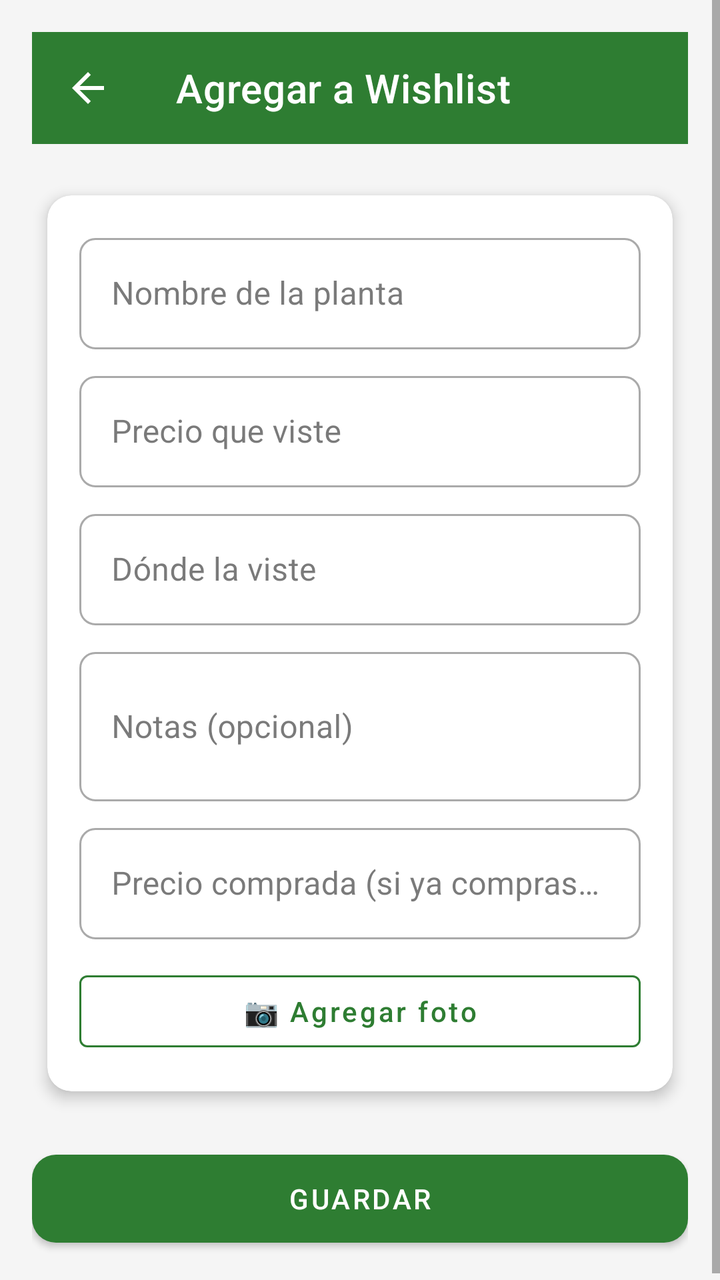
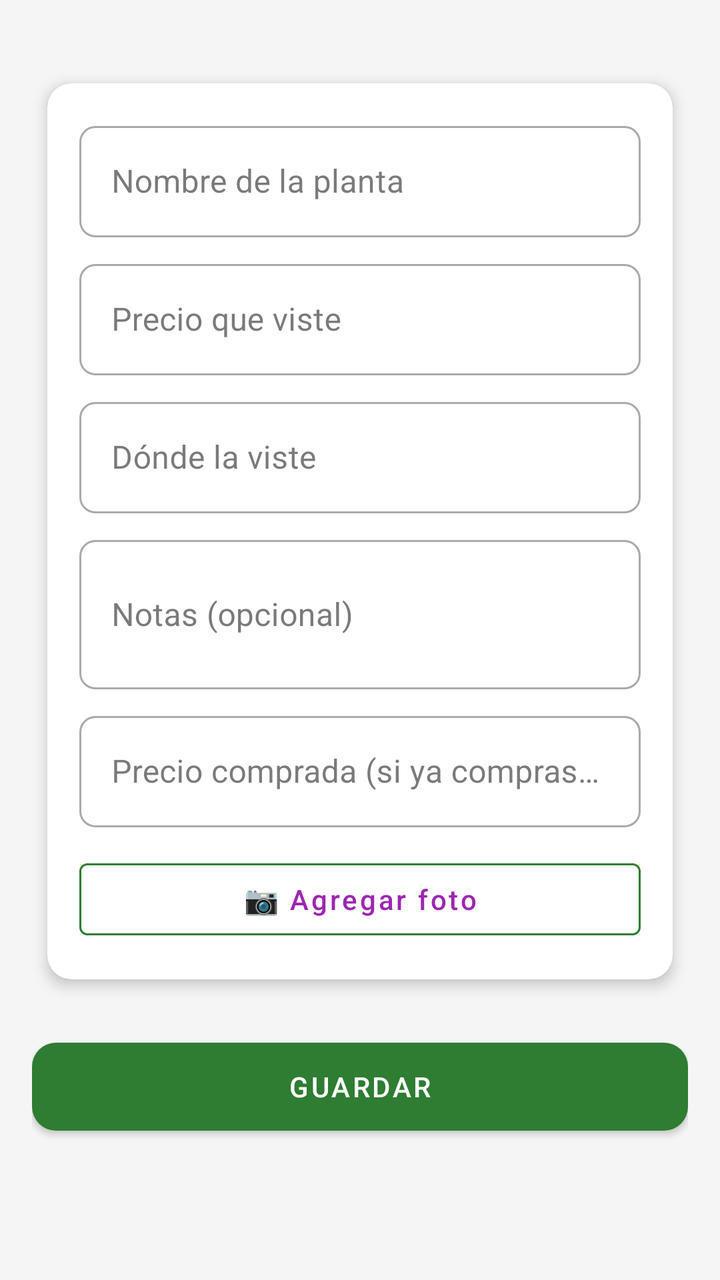

Before-and-after screenshots of an Android layout around one commit, followed by the original layout XML and the change that was made.
<!-- AndroidManifest.xml: application theme Theme.OasisCheck -->
<!-- res/layout/activity_agregar_wish.xml -->
<?xml version="1.0" encoding="utf-8"?>
<ScrollView xmlns:android="http://schemas.android.com/apk/res/android" xmlns:app="http://schemas.android.com/apk/res-auto" android:layout_width="match_parent" android:layout_height="match_parent" android:background="@color/background">
    <LinearLayout android:layout_width="match_parent" android:layout_height="wrap_content" android:orientation="vertical" android:padding="16dp">
        <com.google.android.material.appbar.MaterialToolbar android:id="@+id/toolbar" android:layout_width="match_parent" android:layout_height="?attr/actionBarSize" android:background="@color/green_primary" app:navigationIcon="@drawable/ic_back" app:title="@string/agregar_a_wishlist" app:titleTextColor="@color/white" app:navigationIconTint="@color/white"/>
        <androidx.cardview.widget.CardView style="@style/CardStyle" android:layout_width="match_parent" android:layout_height="wrap_content" android:layout_marginTop="16dp">
            <LinearLayout android:layout_width="match_parent" android:layout_height="wrap_content" android:orientation="vertical" android:padding="16dp">
                <com.google.android.material.textfield.TextInputLayout style="@style/InputStyle" android:layout_width="match_parent" android:layout_height="wrap_content" android:hint="@string/nombre_de_la_planta">
                    <com.google.android.material.textfield.TextInputEditText android:id="@+id/et_nombre" android:layout_width="match_parent" android:layout_height="wrap_content" android:inputType="textPersonName"/>
                </com.google.android.material.textfield.TextInputLayout>
                <com.google.android.material.textfield.TextInputLayout style="@style/InputStyle" android:layout_width="match_parent" android:layout_height="wrap_content" android:layout_marginTop="8dp" android:hint="@string/precio_que_viste" app:prefixText="$">
                    <com.google.android.material.textfield.TextInputEditText android:id="@+id/et_precio" android:layout_width="match_parent" android:layout_height="wrap_content" android:inputType="numberDecimal"/>
                </com.google.android.material.textfield.TextInputLayout>
                <com.google.android.material.textfield.TextInputLayout style="@style/InputStyle" android:layout_width="match_parent" android:layout_height="wrap_content" android:layout_marginTop="8dp" android:hint="@string/donde_la_viste">
                    <com.google.android.material.textfield.TextInputEditText android:id="@+id/et_lugar" android:layout_width="match_parent" android:layout_height="wrap_content" android:inputType="text"/>
                </com.google.android.material.textfield.TextInputLayout>
                <com.google.android.material.textfield.TextInputLayout style="@style/InputStyle" android:layout_width="match_parent" android:layout_height="wrap_content" android:layout_marginTop="8dp" android:hint="@string/notas_opcional">
                    <com.google.android.material.textfield.TextInputEditText android:id="@+id/et_notas" android:layout_width="match_parent" android:layout_height="wrap_content" android:inputType="textMultiLine" android:minLines="2"/>
                </com.google.android.material.textfield.TextInputLayout>
                <com.google.android.material.textfield.TextInputLayout style="@style/InputStyle" android:layout_width="match_parent" android:layout_height="wrap_content" android:layout_marginTop="8dp" android:hint="@string/precio_comprada_si_ya_compraste" app:prefixText="$">
                    <com.google.android.material.textfield.TextInputEditText android:id="@+id/et_precio_comprada" android:layout_width="match_parent" android:layout_height="wrap_content" android:inputType="numberDecimal"/>
                </com.google.android.material.textfield.TextInputLayout>
                <com.google.android.material.button.MaterialButton android:id="@+id/btn_foto" android:layout_width="match_parent" android:layout_height="48dp" android:layout_marginTop="12dp" android:text="@string/agregar_foto" android:textAllCaps="false" style="@style/Widget.MaterialComponents.Button.OutlinedButton" app:strokeColor="@color/green_primary"/>
                <ImageView android:id="@+id/iv_foto_preview" android:layout_width="match_parent" android:layout_height="200dp" android:layout_marginTop="8dp" android:scaleType="centerCrop" android:visibility="gone" android:background="@android:color/darker_gray"/>
            </LinearLayout>
        </androidx.cardview.widget.CardView>
        <com.google.android.material.button.MaterialButton android:id="@+id/btn_guardar" android:layout_width="match_parent" android:layout_height="56dp" android:layout_marginTop="16dp" android:text="@string/guardar" app:backgroundTint="@color/green_primary" app:cornerRadius="12dp"/>
    </LinearLayout>
</ScrollView>
<!-- resources referenced by this layout -->
<resources>
  <color name="background">#F5F5F5</color>
  <color name="green_primary">#2E7D32</color>
  <color name="white">#FFFFFF</color>
  <!-- drawable ic_back (drawable) -->
  <?xml version="1.0" encoding="utf-8"?>
  <vector xmlns:android="http://schemas.android.com/apk/res/android"
      android:width="24dp"
      android:height="24dp"
      android:viewportWidth="24"
      android:viewportHeight="24"
      android:tint="?attr/colorControlNormal">
      <path
          android:fillColor="@android:color/white"
          android:pathData="M20,11H7.83l5.59,-5.59L12,4l-8,8 8,8 1.41,-1.41L7.83,13H20v-2z"/>
  </vector>
  <string name="agregar_a_wishlist">Agregar a Wishlist</string>
  <string name="agregar_foto">📷 Agregar foto</string>
  <string name="donde_la_viste">Dónde la viste</string>
  <string name="guardar">Guardar</string>
  <string name="nombre_de_la_planta">Nombre de la planta</string>
  <string name="notas_opcional">Notas (opcional)</string>
  <string name="precio_comprada_si_ya_compraste">Precio comprada (si ya compraste)</string>
  <string name="precio_que_viste">Precio que viste</string>
  <style name="CardStyle">
          <item name="cardCornerRadius">12dp</item>
          <item name="cardElevation">4dp</item>
          <item name="cardUseCompatPadding">true</item>
      </style>
  <style name="InputStyle" parent="Widget.MaterialComponents.TextInputLayout.OutlinedBox">
          <item name="boxCornerRadiusTopStart">8dp</item>
          <item name="boxCornerRadiusTopEnd">8dp</item>
          <item name="boxCornerRadiusBottomStart">8dp</item>
          <item name="boxCornerRadiusBottomEnd">8dp</item>
      </style>
  <style name="Theme.OasisCheck" parent="Theme.MaterialComponents.DayNight.DarkActionBar">
          <item name="colorPrimary">@color/green_primary</item>
          <item name="colorPrimaryDark">@color/green_primary_dark</item>
          <item name="colorAccent">@color/green_accent</item>
          <item name="colorSecondary">@color/green_accent</item>
          <item name="colorOnSurface">@color/text_primary</item>
          <item name="android:statusBarColor">@color/green_primary_dark</item>
      </style>
  <color name="green_primary_dark">#1B5E20</color>
  <color name="green_accent">#66BB6A</color>
  <color name="text_primary">#212121</color>
</resources>

<!-- the commit's change to res/layout/activity_agregar_wish.xml (unified diff, before → after) -->
@@ -1,7 +1,7 @@
 <?xml version="1.0" encoding="utf-8"?>
 <ScrollView xmlns:android="http://schemas.android.com/apk/res/android" xmlns:app="http://schemas.android.com/apk/res-auto" android:layout_width="match_parent" android:layout_height="match_parent" android:background="@color/background">
     <LinearLayout android:layout_width="match_parent" android:layout_height="wrap_content" android:orientation="vertical" android:padding="16dp">
-        <com.google.android.material.appbar.MaterialToolbar android:id="@+id/toolbar" android:layout_width="match_parent" android:layout_height="?attr/actionBarSize" android:background="@color/green_primary" app:navigationIcon="@drawable/ic_back" app:title="@string/agregar_a_wishlist" app:titleTextColor="@color/white" app:navigationIconTint="@color/white"/>
+
         <androidx.cardview.widget.CardView style="@style/CardStyle" android:layout_width="match_parent" android:layout_height="wrap_content" android:layout_marginTop="16dp">
             <LinearLayout android:layout_width="match_parent" android:layout_height="wrap_content" android:orientation="vertical" android:padding="16dp">
                 <com.google.android.material.textfield.TextInputLayout style="@style/InputStyle" android:layout_width="match_parent" android:layout_height="wrap_content" android:hint="@string/nombre_de_la_planta">
<!-- resource entries referenced after the edit -->
@@ -2,20 +2,6 @@
 <resources>
   <color name="background">#F5F5F5</color>
   <color name="green_primary">#2E7D32</color>
-  <color name="white">#FFFFFF</color>
-  <!-- drawable ic_back (drawable) -->
-  <?xml version="1.0" encoding="utf-8"?>
-  <vector xmlns:android="http://schemas.android.com/apk/res/android"
-      android:width="24dp"
-      android:height="24dp"
-      android:viewportWidth="24"
-      android:viewportHeight="24"
-      android:tint="?attr/colorControlNormal">
-      <path
-          android:fillColor="@android:color/white"
-          android:pathData="M20,11H7.83l5.59,-5.59L12,4l-8,8 8,8 1.41,-1.41L7.83,13H20v-2z"/>
-  </vector>
-  <string name="agregar_a_wishlist">Agregar a Wishlist</string>
   <string name="agregar_foto">📷 Agregar foto</string>
   <string name="donde_la_viste">Dónde la viste</string>
   <string name="guardar">Guardar</string>
@@ -34,16 +20,15 @@
           <item name="boxCornerRadiusBottomStart">8dp</item>
           <item name="boxCornerRadiusBottomEnd">8dp</item>
       </style>
-  <style name="Theme.OasisCheck" parent="Theme.MaterialComponents.DayNight.DarkActionBar">
-          <item name="colorPrimary">@color/green_primary</item>
-          <item name="colorPrimaryDark">@color/green_primary_dark</item>
-          <item name="colorAccent">@color/green_accent</item>
-          <item name="colorSecondary">@color/green_accent</item>
+  <style name="Theme.OasisCheck" parent="Theme.MaterialComponents.DayNight.NoActionBar">
+          <item name="colorPrimary">@color/purple</item>
+          <item name="colorPrimaryDark">#6A1B9A</item>
+          <item name="colorAccent">#FF4081</item>
+          <item name="colorSecondary">#FF4081</item>
           <item name="colorOnSurface">@color/text_primary</item>
-          <item name="android:statusBarColor">@color/green_primary_dark</item>
+          <item name="android:statusBarColor">#6A1B9A</item>
       </style>
-  <color name="green_primary_dark">#1B5E20</color>
-  <color name="green_accent">#66BB6A</color>
+  <color name="purple">#9C27B0</color>
   <color name="text_primary">#212121</color>
 </resources>
 
